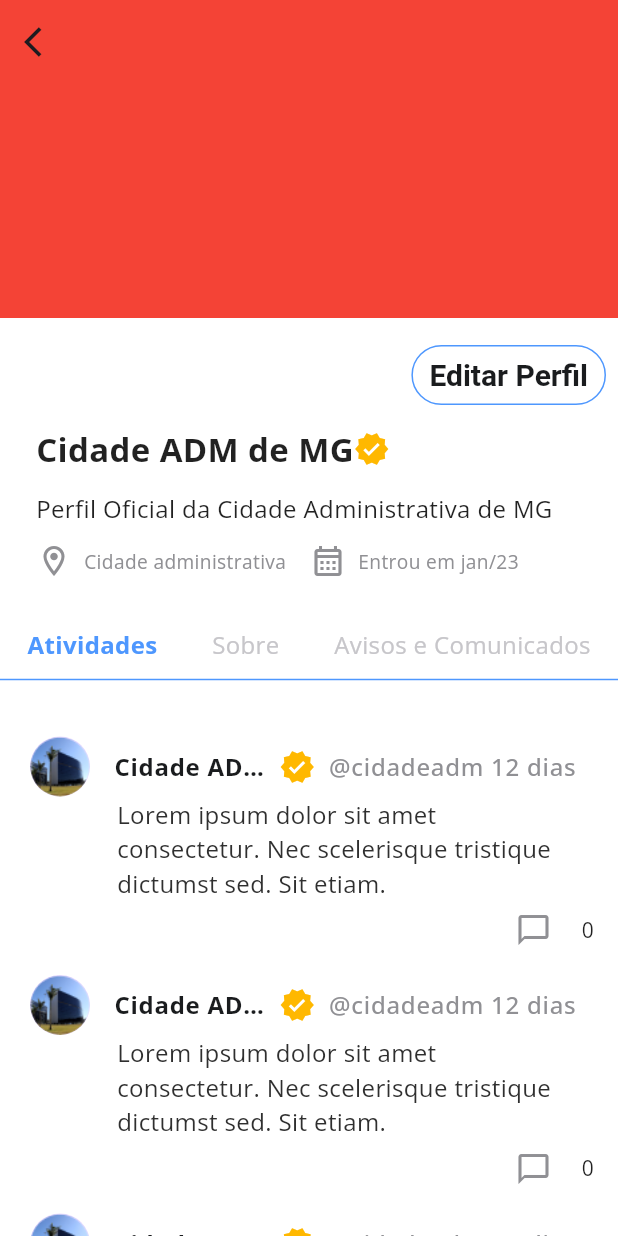
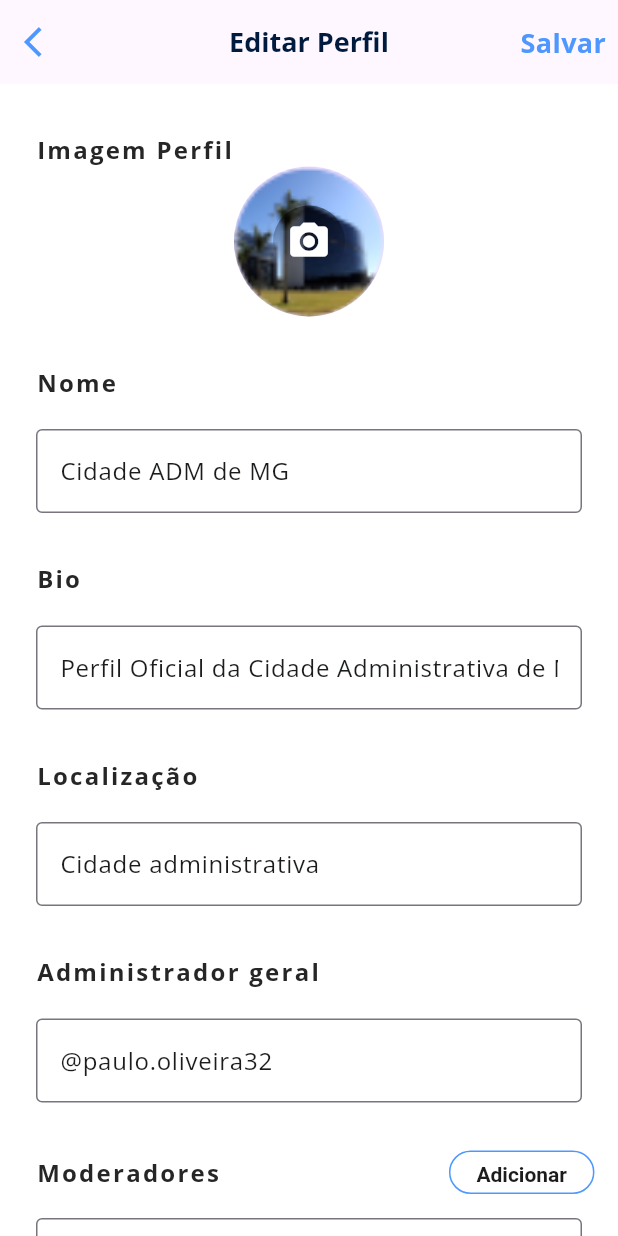
Before and after one commit to ViniR-RB/desafio2, a Flutter app: the screen it shows after launch, after a tap on "Editar Perfil", on a phone screen of 412 x 824 dp. Run offline on Flutter 3.47's test engine with Material 2 defaults, Android fonts, the phone set to English and light mode, and no system bars; our stand-ins replace flutter_modular, google_fonts, image_picker; missing offline and left inert: validatorless; project files that could hold a hidden picture were left out.

Commit message:
feat: editing perfil, new widgets from text field and creating perfil controller, and add Modular in app

```diff
--- a/lib/app/app_widget.dart
+++ b/lib/app/app_widget.dart
@@ -1,5 +1,5 @@
-import 'package:desafio/app/core/utils/routes.dart';
 import 'package:flutter/material.dart';
+import 'package:flutter_modular/flutter_modular.dart';
 
 import 'core/ui/theme.dart';
 
@@ -8,10 +8,10 @@ class AppWidget extends StatelessWidget {
 
   @override
   Widget build(BuildContext context) {
-    return MaterialApp(
+    return MaterialApp.router(
       title: 'Desafio',
       theme: AppTheme.theme,
-      routes: AppRoutes.routes,
+      routerConfig: Modular.routerConfig,
     );
   }
 }
--- a/lib/app/core/models/perfil_model.dart
+++ b/lib/app/core/models/perfil_model.dart
@@ -1,19 +1,40 @@
-import 'package:flutter/material.dart';
-
 class PerfilModel {
   const PerfilModel({
+    required this.image,
     required this.perfilName,
     required this.bio,
     required this.location,
     required this.generalAdministrator,
     required this.moderators,
-    required this.image,
   });
 
-  final Image image;
+  final String image;
   final String perfilName;
   final String bio;
   final String location;
   final String generalAdministrator;
   final List<String> moderators;
+
+  PerfilModel copyWith({
+    String? image,
+    String? perfilName,
+    String? bio,
+    String? location,
+    String? generalAdministrator,
+    List<String>? moderators,
+  }) {
+    return PerfilModel(
+      image: image ?? this.image,
+      perfilName: perfilName ?? this.perfilName,
+      bio: bio ?? this.bio,
+      location: location ?? this.location,
+      generalAdministrator: generalAdministrator ?? this.generalAdministrator,
+      moderators: moderators ?? this.moderators,
+    );
+  }
+
+  @override
+  String toString() {
+    return perfilName;
+  }
 }
--- a/lib/app/core/ui/theme.dart
+++ b/lib/app/core/ui/theme.dart
@@ -13,6 +13,10 @@ sealed class AppTheme {
         shape: RoundedRectangleBorder(
           borderRadius: BorderRadius.circular(0),
         )),
+    inputDecorationTheme: const InputDecorationTheme(
+      border: OutlineInputBorder(),
+    ),
+    appBarTheme: const AppBarTheme(centerTitle: true),
     textTheme: GoogleFonts.openSansTextTheme(),
     textButtonTheme: TextButtonThemeData(
       style: TextButton.styleFrom(
--- a/lib/app/core/utils/routes.dart
+++ /dev/null
@@ -1,8 +0,0 @@
-import 'package:desafio/app/modules/perfil/pages/perfil_page.dart';
-import 'package:flutter/material.dart';
-
-sealed class AppRoutes {
-  static Map<String, Widget Function(BuildContext)> routes = {
-    '/': (context) => const PerfilPage()
-  };
-}
--- /dev/null
+++ b/lib/app/modules/app_module.dart
@@ -0,0 +1,23 @@
+import 'package:desafio/app/modules/perfil/pages/edit_perfil_page.dart';
+import 'package:desafio/app/modules/perfil/pages/perfil_page.dart';
+import 'package:desafio/app/modules/perfil/perfil_controller.dart';
+import 'package:flutter_modular/flutter_modular.dart';
+
+class AppModule extends Module {
+  @override
+  void binds(i) {
+    i.addLazySingleton(PerfilController.new);
+  }
+
+  @override
+  void routes(r) {
+    r.child('/',
+        child: (context) => PerfilPage(
+              controller: Modular.get<PerfilController>(),
+            ));
+    r.child('/edit',
+        child: (context) => EditPerfilPage(
+              controller: Modular.get<PerfilController>(),
+            ));
+  }
+}
--- a/lib/app/modules/perfil/pages/edit_perfil_page.dart
+++ b/lib/app/modules/perfil/pages/edit_perfil_page.dart
@@ -0,0 +1,322 @@
+import 'dart:developer';
+import 'dart:io';
+
+import 'package:desafio/app/core/models/perfil_model.dart';
+import 'package:flutter/gestures.dart';
+import 'package:flutter/material.dart';
+import 'package:flutter/services.dart';
+import 'package:flutter_modular/flutter_modular.dart';
+import 'package:image_picker/image_picker.dart';
+import 'package:validatorless/validatorless.dart';
+
+import '../../../core/ui/colors.dart';
+import '../perfil_controller.dart';
+import '../widgets/custom_text_field.dart';
+
+class EditPerfilPage extends StatefulWidget {
+  final PerfilController controller;
+  const EditPerfilPage({super.key, required this.controller});
+
+  @override
+  State<EditPerfilPage> createState() => _EditPerfilPageState();
+}
+
+class _EditPerfilPageState extends State<EditPerfilPage> {
+  final _scrollController = ScrollController();
+  late final PerfilModel _myPerfil;
+  late File _imageFile = File('');
+  final _picker = ImagePicker();
+  List<String> _moderadores = [];
+  final List<TextEditingController> _moderadoresEC = [];
+
+  Future<void> getImage() async {
+    try {
+      final pickedFile = await _picker.pickImage(source: ImageSource.gallery);
+
+      if (pickedFile != null) {
+        setState(() {
+          _imageFile = File(pickedFile.path);
+        });
+      }
+    } on PlatformException catch (e) {
+      log('$e');
+    }
+  }
+
+  _initPage() {
+    _myPerfil = widget.controller.value;
+    _moderadores = widget.controller.value.moderators;
+    nameEC = TextEditingController(text: _myPerfil.perfilName);
+    bioEC = TextEditingController(text: _myPerfil.bio);
+    locationEC = TextEditingController(text: _myPerfil.location);
+    generalAdministratorEC =
+        TextEditingController(text: _myPerfil.generalAdministrator);
+  }
+
+  void _creatingTextEditingControllerFromModerador() {
+    for (var index = 0; index < _moderadores.length; index++) {
+      _moderadoresEC.add(TextEditingController(text: _moderadores[index]));
+    }
+  }
+
+  @override
+  void initState() {
+    _initPage();
+    _creatingTextEditingControllerFromModerador();
+    super.initState();
+  }
+
+  late final TextEditingController nameEC;
+
+  late final TextEditingController bioEC;
+
+  late final TextEditingController locationEC;
+
+  late final TextEditingController generalAdministratorEC;
+
+  final formKey = GlobalKey<FormState>();
+
+  void savePerfil(GlobalKey<FormState> formKey) {
+    switch (formKey.currentState!.validate()) {
+      case false:
+        _scrollController.animateTo(
+          300.0,
+          duration: const Duration(milliseconds: 200),
+          curve: Curves.easeInOut,
+        );
+        break;
+      case true:
+        if (_imageFile.path.isEmpty) {
+          widget.controller.changePerfil(null, nameEC.text, bioEC.text,
+              locationEC.text, generalAdministratorEC.text, _moderadores);
+        } else {
+          widget.controller.changePerfil(
+              _imageFile.path,
+              nameEC.text,
+              bioEC.text,
+              locationEC.text,
+              generalAdministratorEC.text,
+              _moderadores);
+        }
+        log('$_moderadores');
+    }
+  }
+
+  @override
+  Widget build(BuildContext context) {
+    log('Build');
+    return Scaffold(
+      body: Form(
+        key: formKey,
+        autovalidateMode: AutovalidateMode.disabled,
+        child: CustomScrollView(
+          controller: _scrollController,
+          dragStartBehavior: DragStartBehavior.start,
+          slivers: [
+            SliverAppBar(
+                title: const Text(
+                  'Editar Perfil',
+                  style: TextStyle(
+                    fontWeight: FontWeight.bold,
+                    fontSize: 18,
+                    color: Color(0xFF001B3D),
+                  ),
+                ),
+                actions: [
+                  GestureDetector(
+                    onTap: () => savePerfil(formKey),
+                    child: Text(
+                      'Salvar',
+                      style: TextStyle(
+                          fontWeight: FontWeight.bold,
+                          fontSize: 18,
+                          color: AppColor.blue),
+                    ),
+                  ),
+                  const SizedBox(
+                    width: 8,
+                  )
+                ],
+                leading: switch (Modular.to.canPop()) {
+                  true => IconButton(
+                      onPressed: () => Modular.to.pop(),
+                      icon: Icon(Icons.arrow_back_ios, color: AppColor.blue),
+                    ),
+                  false => const SizedBox.shrink(),
+                }),
+            SliverList(
+              delegate: SliverChildListDelegate(
+                [
+                  Padding(
+                    padding: const EdgeInsets.only(left: 24.0, right: 24.0),
+                    child: Column(
+                      crossAxisAlignment: CrossAxisAlignment.start,
+                      children: [
+                        const SizedBox(
+                          height: 32,
+                        ),
+                        const Text(
+                          'Imagem Perfil',
+                          style: TextStyle(
+                              fontWeight: FontWeight.bold,
+                              fontSize: 16,
+                              color: Color(0xFF262626),
+                              letterSpacing: 1.5),
+                        ),
+                        Row(
+                          mainAxisAlignment: MainAxisAlignment.center,
+                          children: [
+                            switch (_imageFile.path.isEmpty) {
+                              true => CircleAvatar(
+                                  radius: 50,
+                                  backgroundImage: const AssetImage(
+                                      'assets/images/perfil_elypse.png'),
+                                  child: DecoratedBox(
+                                    decoration: BoxDecoration(
+                                      shape: BoxShape.circle,
+                                      gradient: LinearGradient(
+                                        tileMode: TileMode.clamp,
+                                        colors: [
+                                          Colors.black.withOpacity(0.5),
+                                          Colors.black.withOpacity(0.0),
+                                        ],
+                                        begin: Alignment.topCenter,
+                                        end: Alignment.bottomCenter,
+                                        stops: const [0.0, 0.8],
+                                      ),
+                                    ),
+                                    child: IconButton(
+                                        onPressed: () => getImage(),
+                                        icon: const Icon(
+                                          Icons.camera_alt,
+                                          color: Colors.white,
+                                          size: 30,
+                                        )),
+                                  ),
+                                ),
+                              false => CircleAvatar(
+                                  radius: 50,
+                                  backgroundImage: FileImage(_imageFile),
+                                  child: DecoratedBox(
+                                    decoration: BoxDecoration(
+                                      shape: BoxShape.circle,
+                                      gradient: LinearGradient(
+                                        tileMode: TileMode.clamp,
+                                        colors: [
+                                          Colors.black.withOpacity(0.5),
+                                          Colors.black.withOpacity(0.0),
+                                        ],
+                                        begin: Alignment.topCenter,
+                                        end: Alignment.bottomCenter,
+                                        stops: const [0.0, 0.8],
+                                      ),
+                                    ),
+                                    child: IconButton(
+                                        onPressed: () => getImage(),
+                                        icon: const Icon(
+                                          Icons.camera_alt,
+                                          color: Colors.white,
+                                          size: 30,
+                                        )),
+                                  ),
+                                ),
+                            }
+                          ],
+                        ),
+                        const SizedBox(height: 32),
+                        CustomTextField(
+                          controller: nameEC,
+                          label: 'Nome',
+                        ),
+                        CustomTextField(
+                          controller: bioEC,
+                          label: 'Bio',
+                        ),
+                        CustomTextField(
+                          controller: locationEC,
+                          label: 'Localização',
+                        ),
+                        CustomTextField(
+                          controller: generalAdministratorEC,
+                          label: 'Administrador geral',
+                        ),
+                        Row(
+                          mainAxisAlignment: MainAxisAlignment.start,
+                          children: [
+                            const Text(
+                              'Moderadores',
+                              style: TextStyle(
+                                  fontWeight: FontWeight.bold,
+                                  fontSize: 16,
+                                  color: Color(0xFF262626),
+                                  letterSpacing: 1.5),
+                            ),
+                            SizedBox(
+                              width: MediaQuery.of(context).size.width / 2.7,
+                            ),
+                            SizedBox(
+                              height: 29,
+                              width: 97,
+                              child: TextButton(
+                                  onPressed: () {
+                                    setState(() {
+                                      _moderadores.add('');
+                                      _moderadoresEC
+                                          .add(TextEditingController());
+                                    });
+                                  },
+                                  child: const Text(
+                                    'Adicionar',
+                                    style: TextStyle(
+                                      fontWeight: FontWeight.w600,
+                                      fontSize: 14,
+                                    ),
+                                  )),
+                            )
+                          ],
+                        ),
+                        const SizedBox(
+                          height: 16,
+                        ),
+                      ],
+                    ),
+                  ),
+                ],
+              ),
+            ),
+            SliverList(
+              delegate:
+                  SliverChildBuilderDelegate((BuildContext context, int index) {
+                return Padding(
+                  padding: const EdgeInsets.only(
+                      left: 24.0, right: 24.0, bottom: 12.0),
+                  child: SizedBox(
+                      height: 44,
+                      child: TextFormField(
+                        controller: _moderadoresEC[index],
+                        onChanged: (value) {
+                          _moderadores[index] = value;
+                        },
+                        validator:
+                            Validatorless.required('Esse Campo é requerido'),
+                        decoration: InputDecoration(
+                            suffixIcon: IconButton(
+                          onPressed: () {
+                            setState(() {
+                              _moderadores.removeWhere(
+                                  (element) => element == _moderadores[index]);
+                              _moderadoresEC.remove(_moderadoresEC[index]);
+                            });
+                          },
+                          icon: const Icon(Icons.remove_circle_outline),
+                        )),
+                      )),
+                );
+              }, childCount: _moderadores.length),
+            )
+          ],
+        ),
+      ),
+    );
+  }
+}
--- a/lib/app/modules/perfil/pages/perfil_page.dart
+++ b/lib/app/modules/perfil/pages/perfil_page.dart
@@ -1,21 +1,48 @@
+import 'dart:developer';
+
+import 'package:desafio/app/core/models/perfil_model.dart';
 import 'package:desafio/app/core/ui/colors.dart';
 import 'package:flutter/material.dart';
+import 'package:flutter_modular/flutter_modular.dart';
 
+import '../perfil_controller.dart';
 import '../widgets/card_activity.dart';
 
-class PerfilPage extends StatelessWidget {
-  const PerfilPage({super.key});
+class PerfilPage extends StatefulWidget {
+  final PerfilController controller;
+  const PerfilPage({super.key, required this.controller});
+
+  @override
+  State<PerfilPage> createState() => _PerfilPageState();
+}
+
+class _PerfilPageState extends State<PerfilPage> {
+  @override
+  void initState() {
+    super.initState();
+  }
 
   @override
   Widget build(BuildContext context) {
+    log('Build Principal');
     Size size = MediaQuery.sizeOf(context);
     return Scaffold(
-      body: Stack(
+        body: ValueListenableBuilder(
+      valueListenable: widget.controller,
+      builder: (context, value, child) {
+        final PerfilModel myPerfil = value;
+        return Stack(
           children: [
             CustomScrollView(
               slivers: [
                 SliverAppBar(
-                leading: const Icon(Icons.arrow_back_ios),
+                  leading: switch (Modular.to.canPop()) {
+                    true => IconButton(
+                        onPressed: () => Modular.to.pop(),
+                        icon: Icon(Icons.arrow_back_ios, color: AppColor.blue),
+                      ),
+                    false => const SizedBox.shrink(),
+                  },
                   expandedHeight: 212,
                   flexibleSpace: Container(
                     width: size.width,
@@ -32,7 +59,7 @@ class PerfilPage extends StatelessWidget {
                             mainAxisAlignment: MainAxisAlignment.end,
                             children: [
                               TextButton(
-                              onPressed: () {},
+                                onPressed: () => Modular.to.pushNamed('/edit'),
                                 child: const Text('Editar Perfil'),
                               ),
                             ],
@@ -42,9 +69,9 @@ class PerfilPage extends StatelessWidget {
                               const EdgeInsets.only(left: 24.0, bottom: 12.0),
                           child: Row(
                             children: [
-                            const Text(
-                              'Cidade ADM de MG',
-                              style: TextStyle(
+                              Text(
+                                myPerfil.perfilName,
+                                style: const TextStyle(
                                     fontWeight: FontWeight.w700, fontSize: 22),
                               ),
                               Icon(
@@ -53,11 +80,12 @@ class PerfilPage extends StatelessWidget {
                               ),
                             ],
                           )),
-                    const Padding(
-                      padding: EdgeInsets.only(left: 24.0, bottom: 12.0),
+                      Padding(
+                        padding:
+                            const EdgeInsets.only(left: 24.0, bottom: 12.0),
                         child: Text(
-                        'Perfil Oficial da Cidade Administrativa de MG',
-                        style: TextStyle(
+                          myPerfil.bio,
+                          style: const TextStyle(
                               fontWeight: FontWeight.w400, fontSize: 16),
                         ),
                       ),
@@ -73,7 +101,7 @@ class PerfilPage extends StatelessWidget {
                             ),
                             const SizedBox(width: 8),
                             Text(
-                            'Cidade administrativa',
+                              myPerfil.location,
                               style: TextStyle(
                                   color: AppColor.grey,
                                   fontSize: 12.75,
@@ -121,13 +149,16 @@ class PerfilPage extends StatelessWidget {
                 ),
                 SliverList(
                   delegate: SliverChildBuilderDelegate(
-                    (BuildContext context, int index) => const CardActivity(),
+                      (BuildContext context, int index) => CardActivity(
+                          image: myPerfil.image,
+                          perfilName: myPerfil.perfilName),
                       childCount: 4),
                 )
               ],
             ),
           ],
-      ),
         );
+      },
+    ));
   }
 }
--- /dev/null
+++ b/lib/app/modules/perfil/perfil_controller.dart
@@ -0,0 +1,39 @@
+import 'dart:developer';
+
+import 'package:desafio/app/core/models/perfil_model.dart';
+import 'package:flutter/material.dart';
+
+class PerfilController extends ValueNotifier<PerfilModel> {
+  PerfilController()
+      : super(
+          const PerfilModel(
+            perfilName: 'Cidade ADM de MG',
+            bio: 'Perfil Oficial da Cidade Administrativa de MG ',
+            location: 'Cidade administrativa',
+            generalAdministrator: '@paulo.oliveira32',
+            moderators: ['@oliverpereiraa', '@21joaobotelho'],
+            image: 'assets/images/perfil_elypse.png',
+          ),
+        );
+
+  void changePerfil(
+    String? image,
+    String? perfilName,
+    String? bio,
+    String? location,
+    String? generalAdministrator,
+    List<String>? moderators,
+  ) {
+    final newPerfil = value.copyWith(
+        image: image,
+        perfilName: perfilName,
+        bio: bio,
+        location: location,
+        generalAdministrator: generalAdministrator,
+        moderators: moderators);
+
+    value = newPerfil;
+
+    log('$value');
+  }
+}
--- a/lib/app/modules/perfil/widgets/card_activity.dart
+++ b/lib/app/modules/perfil/widgets/card_activity.dart
@@ -1,8 +1,13 @@
+import 'dart:io';
+
 import 'package:desafio/app/core/ui/colors.dart';
 import 'package:flutter/material.dart';
 
 class CardActivity extends StatelessWidget {
-  const CardActivity({super.key});
+  final String perfilName;
+  final String image;
+  const CardActivity(
+      {super.key, required this.perfilName, required this.image});
 
   @override
   Widget build(BuildContext context) {
@@ -13,16 +18,18 @@ class CardActivity extends StatelessWidget {
             title: Row(
               mainAxisSize: MainAxisSize.max,
               children: [
-                const CircleAvatar(
-                  backgroundImage:
-                      AssetImage('assets/images/perfil_elypse.png'),
-                ),
+                switch (image.contains('assets')) {
+                  true => CircleAvatar(backgroundImage: AssetImage(image)),
+                  false => CircleAvatar(
+                      backgroundImage: FileImage(File(image)),
+                    )
+                },
                 const SizedBox(
                   width: 16,
                 ),
                 Expanded(
                   child: Text(
-                    'Cidade ADM de MG',
+                    perfilName,
                     style: TextStyle(
                         fontSize: 16,
                         fontWeight: FontWeight.w700,
--- /dev/null
+++ b/lib/app/modules/perfil/widgets/custom_text_field.dart
@@ -0,0 +1,46 @@
+import 'package:desafio/app/core/ui/colors.dart';
+import 'package:flutter/material.dart';
+import 'package:validatorless/validatorless.dart';
+
+class CustomTextField extends StatelessWidget {
+  final String label;
+  final TextEditingController controller;
+
+  const CustomTextField({
+    super.key,
+    required this.controller,
+    required this.label,
+  });
+
+  @override
+  Widget build(BuildContext context) {
+    return Padding(
+        padding: const EdgeInsets.only(bottom: 32),
+        child: Column(
+          crossAxisAlignment: CrossAxisAlignment.start,
+          children: [
+            Text(label,
+                style: const TextStyle(
+                    fontWeight: FontWeight.bold,
+                    fontSize: 16,
+                    color: Color(0xFF262626),
+                    letterSpacing: 1.5)),
+            const SizedBox(
+              height: 20,
+            ),
+            TextFormField(
+              controller: controller,
+              strutStyle: const StrutStyle(
+                height: 1,
+              ),
+              validator: Validatorless.required('Esse Campo é requrido'),
+              style: TextStyle(
+                  fontWeight: FontWeight.w400,
+                  fontSize: 16,
+                  overflow: TextOverflow.clip,
+                  color: AppColor.black),
+            ),
+          ],
+        ));
+  }
+}
--- a/lib/main.dart
+++ b/lib/main.dart
@@ -1,6 +1,9 @@
 import 'package:desafio/app/app_widget.dart';
+import 'package:desafio/app/modules/app_module.dart';
 import 'package:flutter/material.dart';
+import 'package:flutter_modular/flutter_modular.dart';
 
 void main() {
-  runApp(const AppWidget());
+  WidgetsFlutterBinding.ensureInitialized();
+  runApp(ModularApp(module: AppModule(), child: const AppWidget()));
 }
--- a/pubspec.yaml
+++ b/pubspec.yaml
@@ -37,6 +37,9 @@ dependencies:
   cupertino_icons: ^1.0.2
   flutter_svg: ^2.0.7
   google_fonts: ^6.1.0
+  validatorless: ^1.2.3
+  image_picker: ^1.0.4
+  flutter_modular: ^6.3.2
 
 dev_dependencies:
   flutter_test:
```
Also changed, not shown: pubspec.lock, 1 other file. Lines whose indentation alone changed are shown as unchanged.
